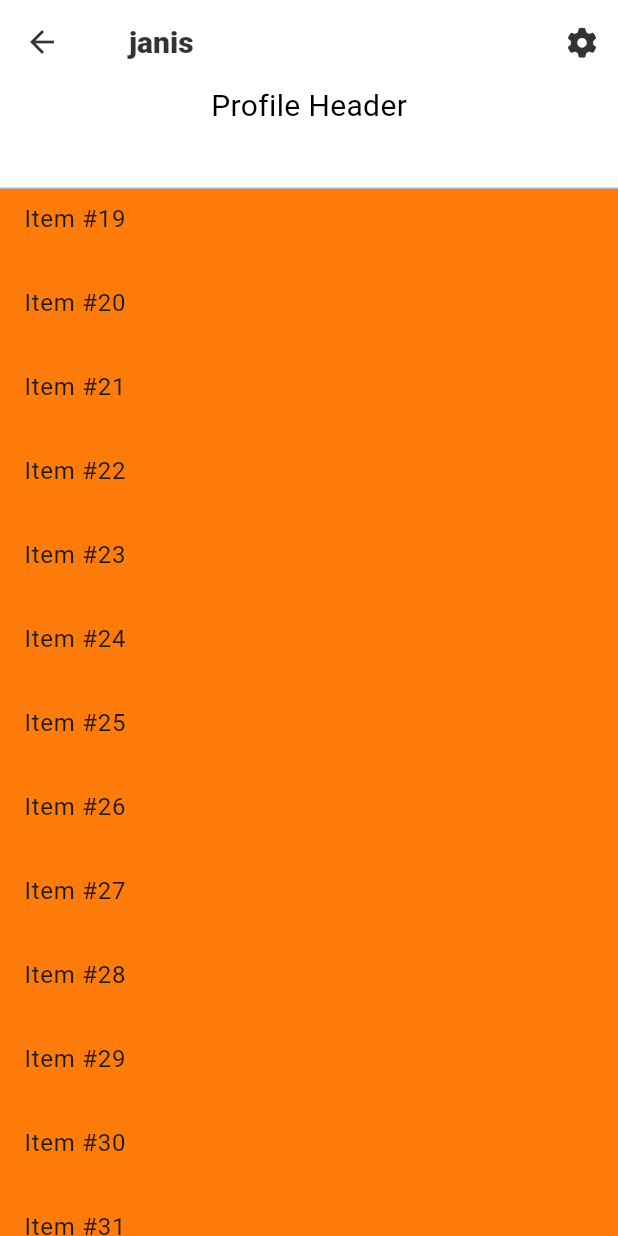
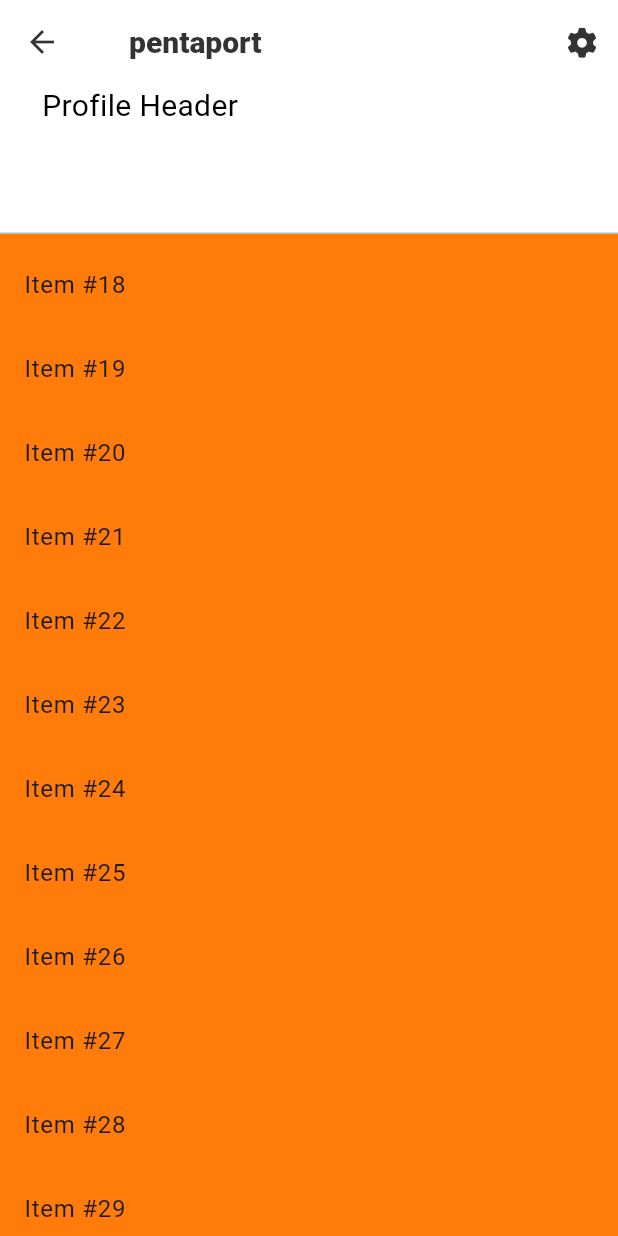
Before and after one commit to ynjch97/RiFFest, a Flutter app: the ProfileScreen screen opened directly, scrolled down 1152 dp, on a phone screen of 412 x 824 dp. Run offline on Flutter 3.47's test engine with Material 3 defaults, Android fonts, the light colour scheme and no system bars; our stand-ins replace cloud_firestore, firebase_auth, firebase_core, flutter_riverpod, font_awesome_flutter, go_router; accounts and stored records are empty.

Commit message:
프로필 화면 작업 중 - profile_persist_header.dart 작업 중 - test.dart (인스타 레이아웃 백업)

```diff
--- a/riffest/lib/constants/text_styles.dart
+++ b/riffest/lib/constants/text_styles.dart
@@ -4,6 +4,8 @@ import 'package:flutter/material.dart';
 
 // Text > TextStyle
 class TextStyles {
+  /* 앱바, 제목 등 */
+
   // Appbar Title Text
   static final appbarTitle = TextStyle(
     fontSize: Sizes.size20,
@@ -24,6 +26,8 @@ class TextStyles {
     color: Colours.textDarkGrey,
   );
 
+  /* 버튼, 레이블, 텍스트필드 등 */
+
   // Button Default
   static const defaultButton = TextStyle(
     fontSize: Sizes.size16,
@@ -36,19 +40,6 @@ class TextStyles {
     fontWeight: FontWeight.w600,
     color: Colours.textGrey,
   );
-
-  // Title Text Default
-  // static final defaultTitle = TextStyle(
-  //   fontSize: Sizes.size18,
-  //   fontWeight: FontWeight.w600,
-  //   color: Colours.textBlack,
-  // );
-  // Subtitle Text Default
-  // static final defaultSubtitle = TextStyle(
-  //   fontSize: Sizes.size14,
-  //   fontWeight: FontWeight.w400,
-  //   color: Colours.textBlack,
-  // );
 
   // Text Default Label
   static final defaultLabel = TextStyle(
@@ -94,4 +85,78 @@ class TextStyles {
     fontWeight: FontWeight.w600,
     color: Colours.textDarkGrey,
   );
+
+  /* 기본 텍스트 */
+
+  // Highlight Default
+  static final highlightText = TextStyle(
+    fontSize: Sizes.size22,
+    fontWeight: FontWeight.w600,
+    color: Colours.textBlack,
+  );
+  static final highlightTextGray = TextStyle(
+    fontSize: Sizes.size22,
+    fontWeight: FontWeight.w600,
+    color: Colours.textGrey,
+  );
+  // Text Xlarge
+  static final xlargeText = TextStyle(
+    fontSize: Sizes.size18,
+    fontWeight: FontWeight.w400,
+    color: Colours.textBlack,
+  );
+  // Text Xlarge Bold
+  static final xlargeBoldText = TextStyle(
+    fontSize: Sizes.size18,
+    fontWeight: FontWeight.w600,
+    color: Colours.textBlack,
+  );
+  // Text Large
+  static final largeText = TextStyle(
+    fontSize: Sizes.size16,
+    fontWeight: FontWeight.w400,
+    color: Colours.textBlack,
+  );
+  // Text Large Bold
+  static final largeBoldText = TextStyle(
+    fontSize: Sizes.size16,
+    fontWeight: FontWeight.w600,
+    color: Colours.textBlack,
+  );
+  // Text Default Gray
+  static final defaultTextGray = TextStyle(
+    fontSize: Sizes.size14,
+    fontWeight: FontWeight.w400,
+    color: Colours.textGrey,
+  );
+  // Text Default Gray
+  static final defaultBoldTextGray = TextStyle(
+    fontSize: Sizes.size14,
+    fontWeight: FontWeight.w500,
+    color: Colours.textGrey,
+  );
+  // Text Default
+  static final defaultText = TextStyle(
+    fontSize: Sizes.size14,
+    fontWeight: FontWeight.w400,
+    color: Colours.textBlack,
+  );
+  // Text Default Bold
+  static final defaultBoldText = TextStyle(
+    fontSize: Sizes.size14,
+    fontWeight: FontWeight.w500,
+    color: Colours.textBlack,
+  );
+  // Text Mini
+  static final miniText = TextStyle(
+    fontSize: Sizes.size12,
+    fontWeight: FontWeight.w400,
+    color: Colours.textBlack,
+  );
+  // Text Mini Bold
+  static final miniBoldText = TextStyle(
+    fontSize: Sizes.size12,
+    fontWeight: FontWeight.w500,
+    color: Colours.textBlack,
+  );
 }
--- a/riffest/lib/features/authentication/widgets/sign_type_btn.dart
+++ b/riffest/lib/features/authentication/widgets/sign_type_btn.dart
@@ -60,8 +60,8 @@ class _SignTypeBtnState extends State<SignTypeBtn> {
             vertical: Sizes.size14,
           ),
           decoration: _isTapDown
-              ? BoxDecorations.defaultBorderContainer
-              : BoxDecorations.whiteBorderContainer,
+              ? BoxDecorations.defaultRoundContainer
+              : BoxDecorations.whiteRoundContainer,
           child: Row(
             mainAxisAlignment: MainAxisAlignment.center,
             children: [
--- a/riffest/lib/features/user/views/profile_screen.dart
+++ b/riffest/lib/features/user/views/profile_screen.dart
@@ -14,11 +14,12 @@ import 'package:riffest/features/user/widgets/profile_persist_header.dart';
 
 /**<기본 기능>
  * 1. 개인정보 (프로필사진, 닉네임, 바이오)
- * 2. 페스티벌 예약 n건 / 평가 n건 / 코멘트 n건
- * 3. 페스티벌 캘린더
+ * 2. 팔로워/팔로잉 기능
+ * 3. 페스티벌 관람 n건 / 평가 n건 / 코멘트 n건
+ * - 관람건만 보여주고, 평가와 코멘트는 하위 목록에 여부만 표시되도록
+ * 4. 페스티벌 캘린더
  *
  * <추가 기능 아이디어>
- * 팔로워/팔로잉 기능
  * 취향분석
  * 장르/페스티벌/아티스트 선호도 저장
  */
@@ -63,7 +64,7 @@ class ProfileScreenState extends ConsumerState<ProfileScreen> {
         centerTitle: false,
         titleSpacing: 30,
         title: Text(
-          isCollapsed ? "janis" : "",
+          isCollapsed ? "pentaport" : "",
         ),
         actions: [
           IconButton(
@@ -84,8 +85,8 @@ class ProfileScreenState extends ConsumerState<ProfileScreen> {
           SliverPersistentHeader(
             pinned: true,
             delegate: ProfilePersistHeader(
-              minExtentVal: 70.0,
-              maxExtentVal: 150.0,
+              minExtentVal: 100.0,
+              maxExtentVal: 250.0,
               isCollapsed: isCollapsed,
             ),
           ),
```
Also changed, not shown: riffest/lib/constants/box_decorations.dart (+11 -10 lines), riffest/lib/features/user/widgets/profile_persist_header.dart (+92 -3 lines), riffest/lib/features/user/widgets/test.dart (added, +106 -0 lines), reference/mypage01.png (added), reference/mypage02.png (added).
